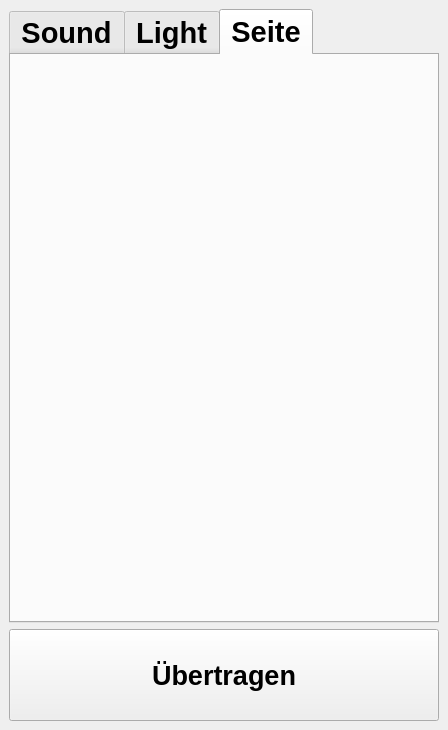
Qt form klingelballui.ui (Sammasas/Klingelball-App) before a commit.
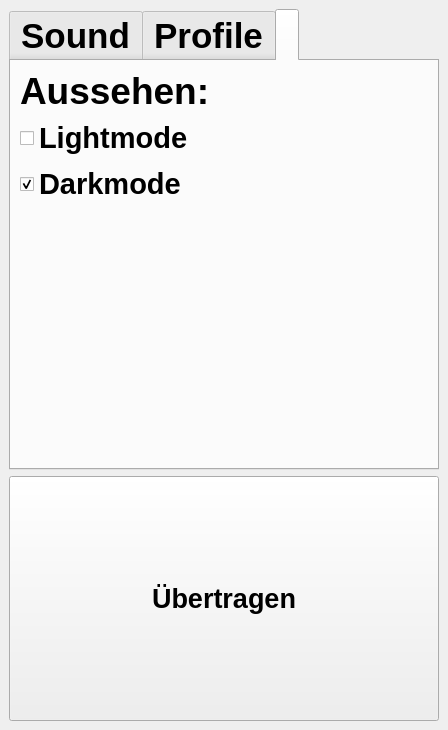
The same form after that commit. The open tabs and pages were chosen to show the change. Icons and pictures are not drawn.

The edit to the form file:
```diff
--- a/klingelballui.ui
+++ b/klingelballui.ui
@@ -17,13 +17,16 @@
    <string notr="true">QPushButton{border-image: url(:/new/prefix1/ButtonUp.png);}</string>
   </property>
   <widget class="QWidget" name="centralwidget">
-   <layout class="QVBoxLayout" name="verticalLayout_2" stretch="20,3">
+   <layout class="QVBoxLayout" name="verticalLayout_2" stretch="0,1">
     <item>
      <widget class="QTabWidget" name="tabWidget">
+      <property name="enabled">
+       <bool>true</bool>
+      </property>
       <property name="font">
        <font>
-        <family>SansSerif</family>
-        <pointsize>22</pointsize>
+        <family>Segoe UI</family>
+        <pointsize>26</pointsize>
         <bold>true</bold>
        </font>
       </property>
@@ -415,13 +418,91 @@
       </widget>
       <widget class="QWidget" name="Light_Tab">
        <attribute name="title">
-        <string>Light</string>
+        <string>Profile</string>
        </attribute>
       </widget>
       <widget class="QWidget" name="tab">
        <attribute name="title">
-        <string>Seite</string>
+        <string/>
        </attribute>
+       <layout class="QVBoxLayout" name="verticalLayout_6">
+        <item>
+         <widget class="QLabel" name="Aussehen_label">
+          <property name="font">
+           <font>
+            <pointsize>28</pointsize>
+            <bold>true</bold>
+           </font>
+          </property>
+          <property name="text">
+           <string>Aussehen:</string>
+          </property>
+         </widget>
+        </item>
+        <item>
+         <widget class="QCheckBox" name="Lightmode_checkBox">
+          <property name="font">
+           <font>
+            <pointsize>22</pointsize>
+            <bold>true</bold>
+           </font>
+          </property>
+          <property name="text">
+           <string>Lightmode</string>
+          </property>
+          <property name="icon">
+           <iconset theme="applications-engineering"/>
+          </property>
+          <property name="iconSize">
+           <size>
+            <width>50</width>
+            <height>50</height>
+           </size>
+          </property>
+         </widget>
+        </item>
+        <item>
+         <widget class="QCheckBox" name="Darkmode_checkBox">
+          <property name="font">
+           <font>
+            <pointsize>22</pointsize>
+            <bold>true</bold>
+           </font>
+          </property>
+          <property name="text">
+           <string>Darkmode</string>
+          </property>
+          <property name="icon">
+           <iconset theme="applications-engineering"/>
+          </property>
+          <property name="iconSize">
+           <size>
+            <width>50</width>
+            <height>50</height>
+           </size>
+          </property>
+          <property name="checked">
+           <bool>true</bool>
+          </property>
+          <property name="tristate">
+           <bool>false</bool>
+          </property>
+         </widget>
+        </item>
+        <item>
+         <spacer name="verticalSpacer">
+          <property name="orientation">
+           <enum>Qt::Vertical</enum>
+          </property>
+          <property name="sizeHint" stdset="0">
+           <size>
+            <width>20</width>
+            <height>40</height>
+           </size>
+          </property>
+         </spacer>
+        </item>
+       </layout>
       </widget>
      </widget>
     </item>
@@ -438,7 +519,7 @@
         <property name="sizePolicy">
          <sizepolicy hsizetype="Preferred" vsizetype="Preferred">
           <horstretch>0</horstretch>
-          <verstretch>0</verstretch>
+          <verstretch>2</verstretch>
          </sizepolicy>
         </property>
         <property name="minimumSize">
```
Left out of the diff: 156 changed lines with no effect on the pictures.
